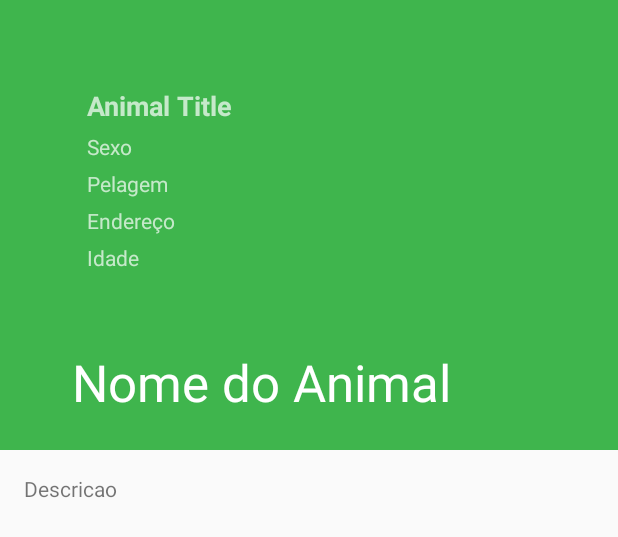
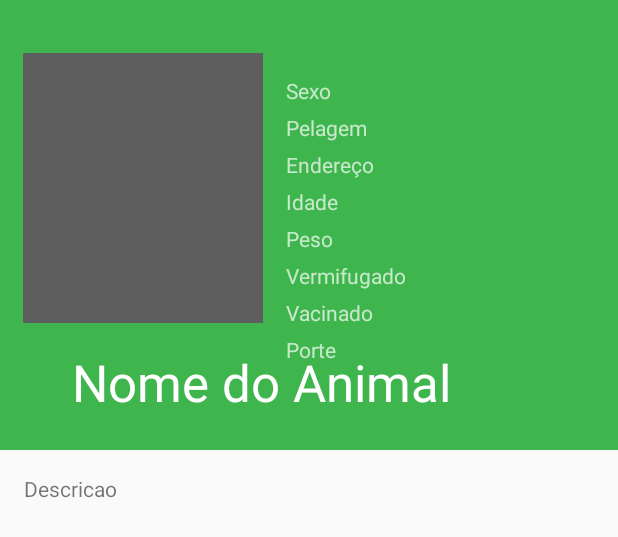
Before and after one commit to my-ufba-projects/projeto_laika, an Android app: the layout activity_perfil.xml on its own in the app's theme, with its tools: preview values and no code run, on a phone screen of 412 x 824 dp. Shown: the top 537 px of the screen. Run offline under Robolectric (Android 15) with nearby library versions, the phone set to English and light mode, and no system bars; network calls fail.

Commit message:
Profile,RVAdapter & Layouts Update

```diff
--- a/MiAuDota/app/src/main/res/layout/activity_animal_linha.xml
+++ b/MiAuDota/app/src/main/res/layout/activity_animal_linha.xml
@@ -7,15 +7,15 @@
     android:layout_height="150dp"
     android:layout_marginTop="5dp"
     android:padding="8dp"
-    android:background="#ffff"
+    android:background="#54afff"
     android:id="@+id/container">
 
-    <!--<ImageView
+    <ImageView
         android:layout_width="100dp"
         android:layout_height="match_parent"
         android:background="@drawable/loading_shape"
         android:id="@+id/animal_foto"/>
-    -->
+
     <LinearLayout
         android:layout_width="match_parent"
         android:layout_height="130dp"
--- a/MiAuDota/app/src/main/res/layout/activity_perfil.xml
+++ b/MiAuDota/app/src/main/res/layout/activity_perfil.xml
@@ -31,32 +31,27 @@
             </android.support.v7.widget.Toolbar>
 
             <LinearLayout
+                android:layout_marginTop="10dp"
                 android:orientation="horizontal"
                 android:layout_width="match_parent"
                 android:layout_height="wrap_content"
-                android:padding="50dp">
+                android:padding="5dp">
 
 
-                <!--<ImageView
-                    android:layout_width="100dp"
-                    android:layout_height="match_parent"
+                <ImageView
+                android:layout_marginLeft="10dp"
+                android:layout_marginTop="20dp"
+                    android:layout_width="160dp"
+                    android:layout_height="180dp"
                     android:background="@drawable/loading_shape"
-                    android:id="@+id/aa_thumbnail"/>-->
+                    android:id="@+id/aa_thumbnail"/>
 
                 <LinearLayout
+                    android:layout_marginTop="30dp"
+                    android:layout_marginStart="15dp"
                     android:layout_width="match_parent"
-                    android:layout_height="130dp"
-                    android:orientation="vertical"
-                    android:layout_margin="8dp">
-
-
-                    <TextView
-                        android:layout_width="wrap_content"
-                        android:layout_height="wrap_content"
-                        android:id="@+id/aa_animal_nome"
-                        android:text="Animal Title"
-                        android:textStyle="bold"
-                        android:textSize="18sp"/>
+                    android:layout_height="220dp"
+                    android:orientation="vertical">
 
                     <TextView
                         android:layout_marginTop="5dp"
@@ -64,7 +59,6 @@
                         android:layout_height="wrap_content"
                         android:text="Sexo"
                         android:id="@+id/aa_animal_sexo"/>
-
 
                     <TextView
                         android:layout_marginTop="5dp"
```
Also changed, not shown: MiAuDota/app/src/main/java/com/laika/miaudota/activities/PerfilActivity.java (+15 -14 lines), MiAuDota/app/src/main/java/com/laika/miaudota/adapters/RecyclerViewAdapter.java (+6 -6 lines).
